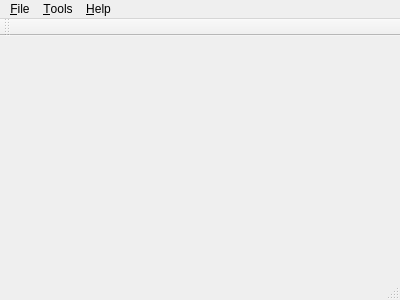
First picture: the form in src/ui/mainwindow.ui, repository opencor/opencor, before the edit.
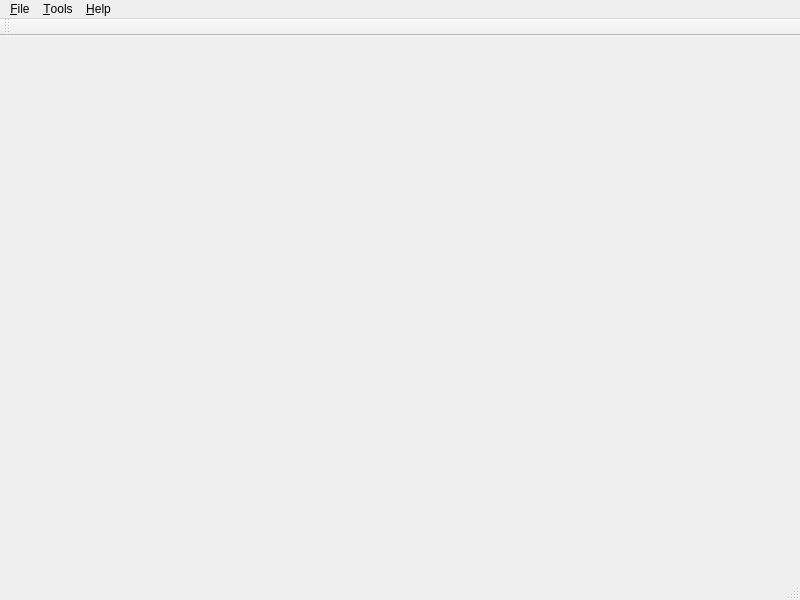
Second picture: the form after the edit. Icons and pictures are not drawn.

Diff of the .ui file:
```diff
--- a/src/ui/mainwindow.ui
+++ b/src/ui/mainwindow.ui
@@ -6,8 +6,8 @@
    <rect>
     <x>0</x>
     <y>0</y>
-    <width>400</width>
-    <height>300</height>
+    <width>800</width>
+    <height>600</height>
    </rect>
   </property>
   <property name="windowTitle">
@@ -19,7 +19,7 @@
     <rect>
      <x>0</x>
      <y>0</y>
-     <width>400</width>
+     <width>800</width>
      <height>21</height>
     </rect>
    </property>
```
Left out of the diff: 25 changed lines with no effect on the pictures.
